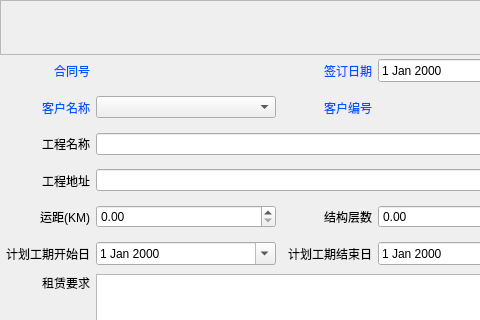
First picture: the form in CarRentalManagement/ui/dialog/contract/contracteditdialog.ui, repository longcp/CarRentalManagement, before the edit; both pictures show x 0 to 480 and y 0 to 320 of the 1076 by 694 pixel window.
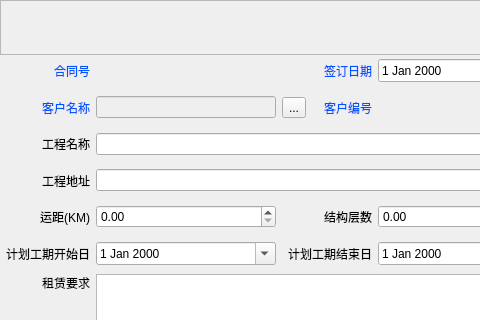
Second picture: the form after the edit.

Commit message: 修改合同资料编辑界面

```diff
--- a/CarRentalManagement/ui/dialog/contract/contracteditdialog.ui
+++ b/CarRentalManagement/ui/dialog/contract/contracteditdialog.ui
@@ -251,7 +251,10 @@
              </widget>
             </item>
             <item>
-             <widget class="QComboBox" name="clientNameCB">
+             <widget class="QLineEdit" name="clientNameLE">
+              <property name="enabled">
+               <bool>false</bool>
+              </property>
               <property name="minimumSize">
                <size>
                 <width>180</width>
@@ -266,6 +269,13 @@
               </property>
              </widget>
             </item>
+            <item>
+             <widget class="QToolButton" name="chooseClientBtn">
+              <property name="text">
+               <string>...</string>
+              </property>
+             </widget>
+            </item>
             <item>
              <widget class="QLabel" name="label_17">
               <property name="styleSheet">
```
The commit also changes 3 other files.
